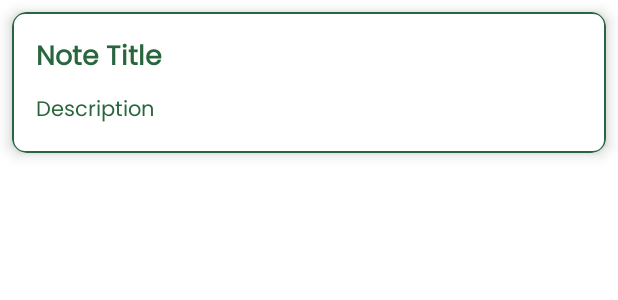
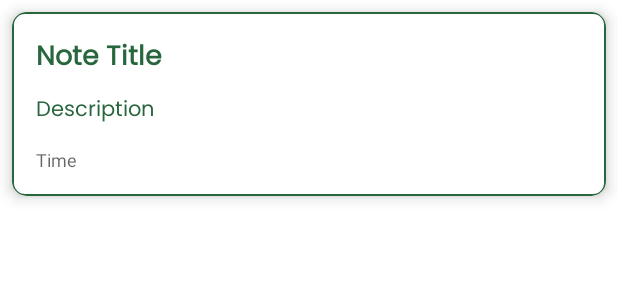
Before and after one commit to shambuchandran/projest_snotes, an Android app: the layout note_layout.xml on its own in the app's theme, with its tools: preview values and no code run, on a phone screen of 412 x 824 dp. Shown: the top 300 px of the screen. Run offline under Robolectric (Android 15) with nearby library versions, the phone set to English and light mode, and no system bars; Roboto replaces fonts that are not available here.

Commit message:
fifth commit

```diff
--- a/app/src/main/java/com/example/myapplicationnote/MainActivity.kt
+++ b/app/src/main/java/com/example/myapplicationnote/MainActivity.kt
@@ -17,7 +17,7 @@ class MainActivity : AppCompatActivity() {
         super.onCreate(savedInstanceState)
         enableEdgeToEdge()
         setContentView(R.layout.activity_main)
-
+        NoteDatabase.deleteDatabase(this.applicationContext)
         setupViewModel()
 
     }
--- a/app/src/main/java/com/example/myapplicationnote/adapter/NoteAdapter.kt
+++ b/app/src/main/java/com/example/myapplicationnote/adapter/NoteAdapter.kt
@@ -45,6 +45,7 @@ class NoteAdapter : RecyclerView.Adapter<NoteAdapter.NoteViewHolder>() {
         val currentNote = differ.currentList[position]
         holder.itemBinding.noteTitle.text = currentNote.noteTitle
         holder.itemBinding.noteDesc.text = currentNote.noteDesc
+        holder.itemBinding.showTime.text=currentNote.date
         holder.itemView.setOnClickListener {
             val direction = HomeFragmentDirections.actionHomeFragmentToEditNoteFragment(currentNote)
             it.findNavController().navigate(direction)
--- a/app/src/main/java/com/example/myapplicationnote/fragments/EditNoteFragment.kt
+++ b/app/src/main/java/com/example/myapplicationnote/fragments/EditNoteFragment.kt
@@ -23,6 +23,9 @@ import com.example.myapplicationnote.databinding.FragmentEditNoteBinding
 import com.example.myapplicationnote.model.Note
 import com.example.myapplicationnote.viewmodel.NoteViewModel
 import java.io.File
+import java.text.SimpleDateFormat
+import java.util.Calendar
+import java.util.Locale
 
 
 class EditNoteFragment : Fragment(R.layout.fragment_edit_note), MenuProvider {
@@ -75,9 +78,10 @@ class EditNoteFragment : Fragment(R.layout.fragment_edit_note), MenuProvider {
             val noteTitle = binding.editNoteTitle.text.toString().trim()
             //val noteDesc = binding.editNoteDesc.text.toString().trim()
             val noteDesc=binding.etNoteContent.getMD().trim()
+            val date = SimpleDateFormat("dd-MM-yy", Locale.getDefault()).format(Calendar.getInstance().time)
 
             if (noteTitle.isNotEmpty()) {
-                val note = Note(currentNote.id, noteTitle, noteDesc)
+                val note = Note(currentNote.id, noteTitle, noteDesc,date)
                 notesViewModel.updateNote(note)
                 view.findNavController().popBackStack(R.id.homeFragment, false)
             } else {
--- a/app/src/main/java/com/example/myapplicationnote/model/Note.kt
+++ b/app/src/main/java/com/example/myapplicationnote/model/Note.kt
@@ -11,5 +11,6 @@ data class Note(
     @PrimaryKey(autoGenerate = true)
     val id :Int,
     val noteTitle :String,
-    val noteDesc :String
+    val noteDesc :String,
+    val date: String
 ):Parcelable
--- a/app/src/main/res/layout/note_layout.xml
+++ b/app/src/main/res/layout/note_layout.xml
@@ -34,6 +34,13 @@
                 android:textSize="14sp"
                 android:fontFamily="@font/poppins"
                 android:textColor="@color/theme_color"/>
+            <TextView
+                android:layout_width="wrap_content"
+                android:layout_height="wrap_content"
+                android:id="@+id/showTime"
+                android:hint="Time"
+                android:layout_marginTop="12dp"
+                android:textSize="12sp"/>
         </LinearLayout>
     </androidx.cardview.widget.CardView>
 </layout>
```
Also changed, not shown: app/src/main/java/com/example/myapplicationnote/database/NoteDatabase.kt (+8 -0 lines), app/src/main/java/com/example/myapplicationnote/fragments/AddNoteFragment.kt (+8 -1 lines).
